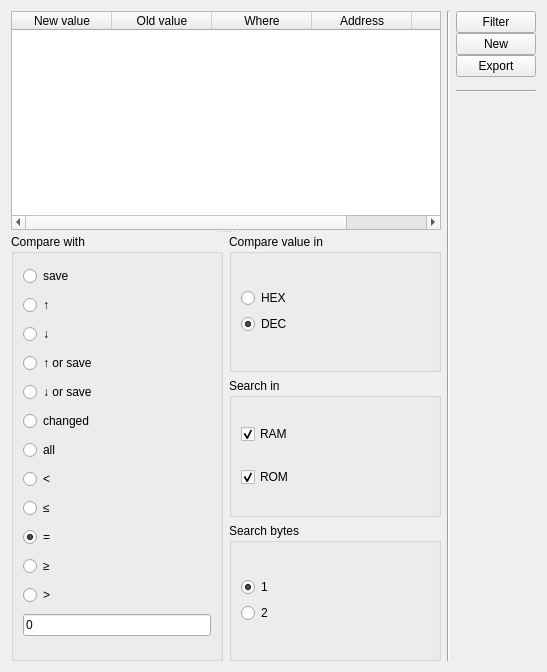
NADNES-TEAM/NADNES, file UI/cheating/search_cheat.ui: the form before one commit.
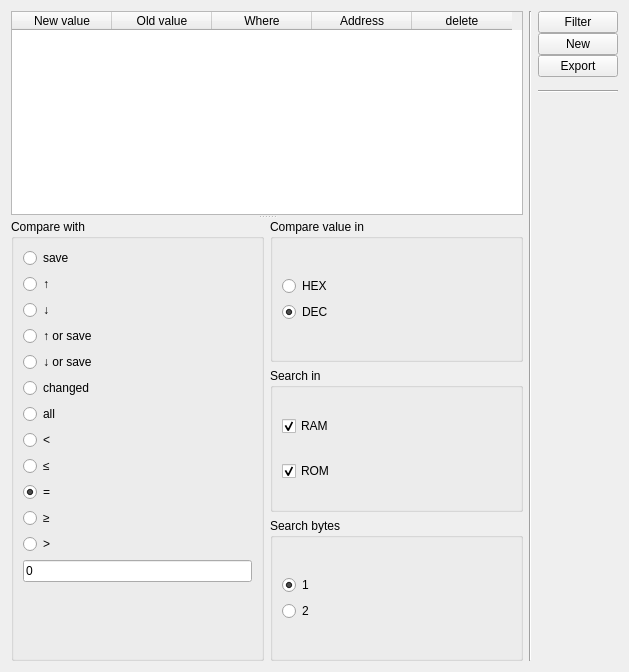
The form after the commit.

Commit message: cheat window fix for windows

```diff
--- a/UI/cheating/search_cheat.ui
+++ b/UI/cheating/search_cheat.ui
@@ -6,7 +6,7 @@
    <rect>
     <x>0</x>
     <y>0</y>
-    <width>547</width>
+    <width>629</width>
     <height>672</height>
    </rect>
   </property>
@@ -168,6 +168,19 @@
               </property>
              </widget>
             </item>
+            <item>
+             <spacer name="verticalSpacer_3">
+              <property name="orientation">
+               <enum>Qt::Vertical</enum>
+              </property>
+              <property name="sizeHint" stdset="0">
+               <size>
+                <width>20</width>
+                <height>40</height>
+               </size>
+              </property>
+             </spacer>
+            </item>
            </layout>
           </item>
          </layout>
```
